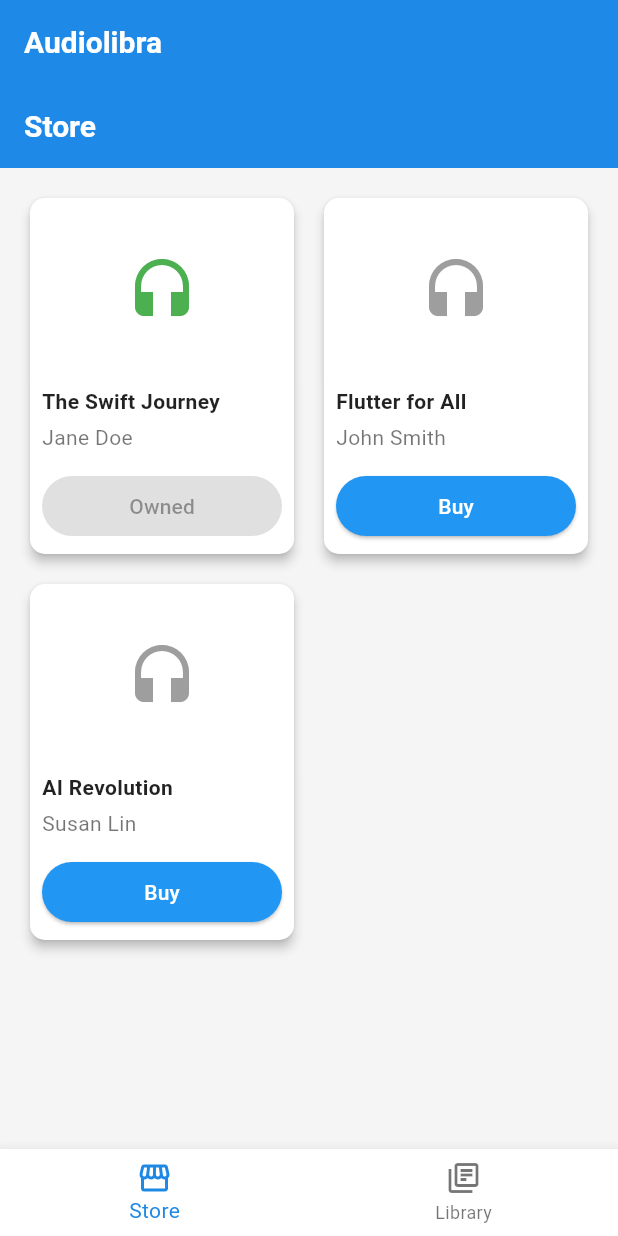
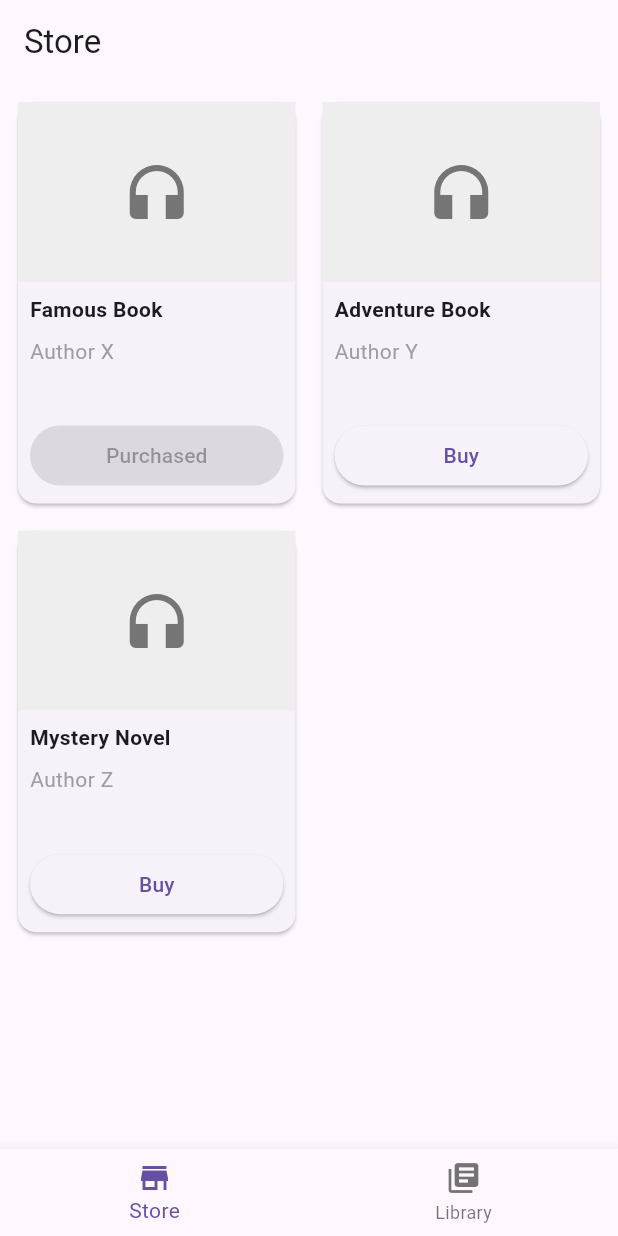
Before and after one commit to Workflow-Manager-admin/audiolibra-119775-f82bb028, a Flutter app: the screen it shows after launch, after a tap on "Buy", on a phone screen of 412 x 824 dp. Run offline on Flutter 3.47's test engine with Material 3 defaults, Android fonts, the phone set to English and light mode, and no system bars; our stand-ins replace shared_preferences.

```diff
--- a/mobile_frontend/lib/main.dart
+++ b/mobile_frontend/lib/main.dart
@@ -1,124 +1,64 @@
 import 'package:flutter/material.dart';
-import 'package:provider/provider.dart';
+import 'store_screen.dart';
 import 'library_screen.dart';
-import 'store_screen.dart';
-import 'player_screen.dart';
-import 'store_logic.dart';
-
-// Provides colors and theming for the Audiolibra app.
-class AppColors {
-  static const primary = Color(0xFF1E88E5);
-  static const secondary = Color(0xFF43A047);
-  static const accent = Color(0xFFFBC02D);
-  static const background = Color(0xFFF5F5F5);
-  static const card = Colors.white;
-  static const text = Colors.black87;
-}
 
 void main() {
   runApp(const AudiolibraApp());
 }
 
-/// The main root widget of the Audiolibra Flutter mobile app
 class AudiolibraApp extends StatelessWidget {
-  const AudiolibraApp({super.key});
+  const AudiolibraApp({Key? key}) : super(key: key);
+
   @override
   Widget build(BuildContext context) {
-    return ChangeNotifierProvider(
-      create: (context) {
-        final store = LibraryStore();
-        store.loadLibrary();
-        return store;
-      },
-      child: MaterialApp(
-        title: 'Audiolibra',
-        debugShowCheckedModeBanner: false,
-        theme: ThemeData(
-          brightness: Brightness.light,
-          primaryColor: AppColors.primary,
-          colorScheme: ColorScheme.fromSwatch().copyWith(
-            secondary: AppColors.secondary,
-          ),
-          scaffoldBackgroundColor: AppColors.background,
-          cardColor: AppColors.card,
-          appBarTheme: const AppBarTheme(
-            backgroundColor: AppColors.primary,
-            foregroundColor: Colors.white,
-            elevation: 2,
-          ),
-          textTheme: const TextTheme(
-            titleLarge: TextStyle(
-              color: AppColors.text,
-              fontWeight: FontWeight.bold,
-              fontSize: 20
-            ),
-            bodyMedium: TextStyle(color: AppColors.text),
-          ),
-          elevatedButtonTheme: ElevatedButtonThemeData(
-            style: ElevatedButton.styleFrom(
-              backgroundColor: AppColors.primary,
-              foregroundColor: Colors.white
-            )
-          ),
-          useMaterial3: true,
-        ),
-        home: const MainTabsScreen(),
+    return MaterialApp(
+      title: 'Audiolibra',
+      theme: ThemeData(
+        primarySwatch: Colors.blue,
       ),
+      home: const MainNavScreen(),
     );
   }
 }
 
-/// Main screen with tab navigation for Store and Library
-class MainTabsScreen extends StatefulWidget {
-  const MainTabsScreen({super.key});
+class MainNavScreen extends StatefulWidget {
+  const MainNavScreen({Key? key}) : super(key: key);
+
   @override
-  State<MainTabsScreen> createState() => _MainTabsScreenState();
+  State<MainNavScreen> createState() => _MainNavScreenState();
 }
 
-class _MainTabsScreenState extends State<MainTabsScreen> {
+class _MainNavScreenState extends State<MainNavScreen> {
   int _selectedIndex = 0;
 
-  void _onTabTapped(int index) {
+  static const List<Widget> _widgetOptions = <Widget>[
+    StoreScreen(),
+    LibraryScreen(),
+  ];
+
+  void _onItemTapped(int index) {
     setState(() {
       _selectedIndex = index;
     });
   }
 
-  Widget buildBody() {
-    if (_selectedIndex == 0) {
-      return StoreScreen();
-    } else {
-      return LibraryScreen();
-    }
-  }
-
   @override
   Widget build(BuildContext context) {
     return Scaffold(
-      appBar: AppBar(
-        title: const Text(
-          'Audiolibra',
-          style: TextStyle(
-            fontWeight: FontWeight.bold,
-          ),
-        ),
-      ),
-      body: buildBody(),
+      body: _widgetOptions[_selectedIndex],
       bottomNavigationBar: BottomNavigationBar(
-        currentIndex: _selectedIndex,
-        onTap: _onTabTapped,
-        selectedItemColor: AppColors.primary,
-        unselectedItemColor: Colors.black54,
         items: const [
           BottomNavigationBarItem(
-            icon: Icon(Icons.storefront_outlined),
+            icon: Icon(Icons.store),
             label: 'Store',
           ),
           BottomNavigationBarItem(
-            icon: Icon(Icons.library_books_outlined),
+            icon: Icon(Icons.library_books),
             label: 'Library',
           ),
         ],
+        currentIndex: _selectedIndex,
+        onTap: _onItemTapped,
       ),
     );
   }
--- a/mobile_frontend/lib/store_logic.dart
+++ b/mobile_frontend/lib/store_logic.dart
@@ -1,37 +1,58 @@
 import 'package:flutter/foundation.dart';
 import 'package:shared_preferences/shared_preferences.dart';
 
-// GLOBAL library state - just stores owned book IDs.
-class LibraryStore extends ChangeNotifier {
-  static const String _ownedBooksKey = 'owned_books';
+/// Logic for handling book purchases, library state, and persistent storage.
+class StoreLibraryModel extends ChangeNotifier {
+  static const _libraryKey = 'purchased_books';
 
-  Set<String> _ownedBookIds = {};
+  /// Set of bookIds the user has purchased.
+  Set<String> _purchasedBooks = {};
 
-  Future<void> loadLibrary() async {
+  static StoreLibraryModel? _instance;
+  StoreLibraryModel._();
+  static Future<StoreLibraryModel> getInstance() async {
+    if (_instance == null) {
+      _instance = StoreLibraryModel._();
+      await _instance!._load();
+    }
+    return _instance!;
+  }
+
+  /// Loads purchased book IDs from persistent storage.
+  Future<void> _load() async {
     final prefs = await SharedPreferences.getInstance();
-    _ownedBookIds = prefs.getStringList(_ownedBooksKey)?.toSet() ?? {};
+    final ids = prefs.getStringList(_libraryKey);
+    if (ids != null) {
+      _purchasedBooks = ids.toSet();
+    }
     notifyListeners();
   }
 
-  bool isOwned(String bookId) {
-    return _ownedBookIds.contains(bookId);
+  // PUBLIC_INTERFACE
+  /// Returns true if book is owned/purchased.
+  bool ownsBook(String bookId) => _purchasedBooks.contains(bookId);
+
+  // PUBLIC_INTERFACE
+  /// Adds a book ID to the library (purchases it), persists, and notifies listeners.
+  Future<void> purchaseBook(String bookId) async {
+    if (_purchasedBooks.contains(bookId)) return;
+    _purchasedBooks.add(bookId);
+    await _save();
+    notifyListeners();
   }
 
-  Future<void> addBook(String bookId) async {
-    if (!_ownedBookIds.contains(bookId)) {
-      final prefs = await SharedPreferences.getInstance();
-      _ownedBookIds.add(bookId);
-      await prefs.setStringList(_ownedBooksKey, _ownedBookIds.toList());
-      notifyListeners();
-    }
+  // PUBLIC_INTERFACE
+  /// Returns a copy of the user's purchased book IDs.
+  Set<String> get libraryBookIds => Set<String>.from(_purchasedBooks);
+
+  Future<void> _save() async {
+    final prefs = await SharedPreferences.getInstance();
+    await prefs.setStringList(_libraryKey, _purchasedBooks.toList());
   }
 
-  Set<String> get ownedBooks => _ownedBookIds;
-
   Future<void> clearLibrary() async {
-    final prefs = await SharedPreferences.getInstance();
-    _ownedBookIds.clear();
-    await prefs.remove(_ownedBooksKey);
+    _purchasedBooks.clear();
+    await _save();
     notifyListeners();
   }
 }
--- a/mobile_frontend/lib/store_screen.dart
+++ b/mobile_frontend/lib/store_screen.dart
@@ -1,133 +1,105 @@
 import 'package:flutter/material.dart';
-import 'package:provider/provider.dart';
 import 'store_logic.dart';
-import 'player_screen.dart';
 
-// Declare model class in one place, to match main.dart.
-class Audiobook {
+/// Dummy book data structure - to be replaced with real data/model as needed.
+class Book {
   final String id;
   final String title;
   final String author;
   final String coverUrl;
-  final double price;
-  final String description;
-  final String audioUrl;
+  Book({required this.id, required this.title, required this.author, required this.coverUrl});
+}
 
-  Audiobook({
-    required this.id,
-    required this.title,
-    required this.author,
-    required this.coverUrl,
-    required this.price,
-    required this.description,
-    required this.audioUrl,
+/// Example static store book list.
+final List<Book> storeBooks = [
+  Book(id: '1', title: 'Famous Book', author: 'Author X', coverUrl: ''),
+  Book(id: '2', title: 'Adventure Book', author: 'Author Y', coverUrl: ''),
+  Book(id: '3', title: 'Mystery Novel', author: 'Author Z', coverUrl: ''),
+];
+
+/// Store Screen: displays available books and purchase state.
+class StoreScreen extends StatefulWidget {
+  const StoreScreen({Key? key}) : super(key: key);
+
+  @override
+  State<StoreScreen> createState() => _StoreScreenState();
+}
+
+class _StoreScreenState extends State<StoreScreen> {
+  late StoreLibraryModel _model;
+  bool _loading = true;
+
+  @override
+  void initState() {
+    super.initState();
+    StoreLibraryModel.getInstance().then((m) {
+      _model = m;
+      _model.addListener(_onLibraryChanged);
+      setState(() {
+        _loading = false;
+      });
     });
   }
 
-// Dummy store; should use defaultStoreBooks from main.dart for real.
-final _storeBooks = [
-  Audiobook(
-    id: "b1",
-    title: "The Swift Journey",
-    author: "Jane Doe",
-    coverUrl: "",
-    price: 8.99,
-    description: "A modern journey through code.",
-    audioUrl: "",
-  ),
-  Audiobook(
-    id: "b2",
-    title: "Flutter for All",
-    author: "John Smith",
-    coverUrl: "",
-    price: 12.99,
-    description: "Beginning mobile with Flutter.",
-    audioUrl: "",
-  ),
-  Audiobook(
-    id: "b3",
-    title: "AI Revolution",
-    author: "Susan Lin",
-    coverUrl: "",
-    price: 13.99,
-    description: "AI's impact on society.",
-    audioUrl: "",
-  ),
-];
+  void _onLibraryChanged() {
+    setState(() {});
+  }
 
-class StoreScreen extends StatelessWidget {
+  @override
+  void dispose() {
+    if (!_loading) {
+      _model.removeListener(_onLibraryChanged);
+    }
+    super.dispose();
+  }
+
   @override
   Widget build(BuildContext context) {
-    final libraryStore = Provider.of<LibraryStore>(context);
-
+    if (_loading) {
+      return const Center(child: CircularProgressIndicator());
+    }
     return Scaffold(
       appBar: AppBar(title: const Text('Store')),
       body: GridView.builder(
-        padding: const EdgeInsets.all(16),
-        itemCount: _storeBooks.length,
+        padding: const EdgeInsets.all(8),
         gridDelegate: const SliverGridDelegateWithFixedCrossAxisCount(
-          crossAxisCount: 2, childAspectRatio: 0.75, crossAxisSpacing: 12, mainAxisSpacing: 12,
+          crossAxisCount: 2, childAspectRatio: 0.7, crossAxisSpacing: 10, mainAxisSpacing: 10,
         ),
-        itemBuilder: (context, idx) {
-          final book = _storeBooks[idx];
-          final owned = libraryStore.isOwned(book.id);
-          return GestureDetector(
-            onTap: owned
-                ? () {
-                    // Navigate to player if owned
-                    Navigator.of(context).push(MaterialPageRoute(
-                        builder: (_) => PlayerScreen(
-                          bookId: book.id,
-                          title: book.title,
-                          author: book.author,
-                          coverUrl: book.coverUrl,
-                          audioUrl: book.audioUrl,
-                          isOwned: true,
-                        )));
-                  }
-                : null,
-            child: Card(
-              elevation: 3,
-              shape: RoundedRectangleBorder(
-                  borderRadius: BorderRadius.circular(10)
-              ),
+        itemCount: storeBooks.length,
+        itemBuilder: (context, i) {
+          final book = storeBooks[i];
+          final owned = _model.ownsBook(book.id);
+          return Card(
             child: Column(
               crossAxisAlignment: CrossAxisAlignment.stretch,
               children: [
-                  Expanded(
-                    child: Padding(
-                      padding: const EdgeInsets.all(16.0),
-                      child: Icon(Icons.headset, size: 48, color: owned ? Colors.green : Colors.grey),
-                    ),
-                  ),
-                  Padding(
-                    padding: const EdgeInsets.symmetric(horizontal: 8),
-                    child: Text(book.title,
-                        style: const TextStyle(fontWeight: FontWeight.w600), maxLines: 2, overflow: TextOverflow.ellipsis),
-                  ),
-                  Padding(
-                    padding: const EdgeInsets.symmetric(horizontal: 8, vertical: 4),
-                    child: Text(book.author, style: const TextStyle(color: Colors.black54)),
+                // Book cover placeholder.
+                Container(
+                  height: 120,
+                  color: Colors.grey[200],
+                  child: Icon(Icons.headphones, size: 48, color: Colors.grey[600]),
                 ),
                 Padding(
                   padding: const EdgeInsets.all(8.0),
-                    child: SizedBox(
-                      width: double.infinity,
+                  child: Text(book.title, style: const TextStyle(fontWeight: FontWeight.bold)),
+                ),
+                Padding(
+                  padding: const EdgeInsets.symmetric(horizontal: 8.0),
+                  child: Text(book.author, style: const TextStyle(color: Colors.grey)),
+                ),
+                const Spacer(),
+                Padding(
+                  padding: const EdgeInsets.all(8.0),
                   child: ElevatedButton(
                     onPressed: owned
                         ? null
                         : () async {
-                                await libraryStore.addBook(book.id);
-                                // Optionally show confirmation here.
+                            await _model.purchaseBook(book.id);
                           },
-                        child: Text(owned ? 'Owned' : 'Buy'),
-                        style: ElevatedButton.styleFrom(
-                            backgroundColor: owned ? Colors.grey : Colors.blue),
-                      ),
+                    child: Text(owned ? "Purchased" : "Buy"),
                   ),
                 )
               ],
-              ),
             ),
           );
         },
```
Also changed, not shown: mobile_frontend/lib/library_screen.dart (+57 -58 lines), 1 other file. Lines whose indentation alone changed are shown as unchanged.
